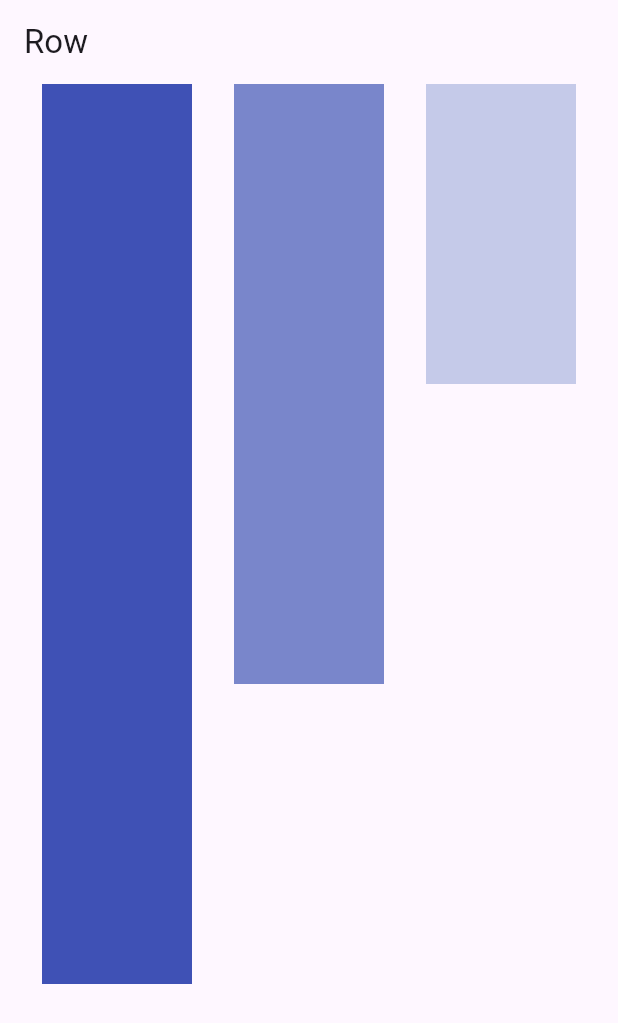
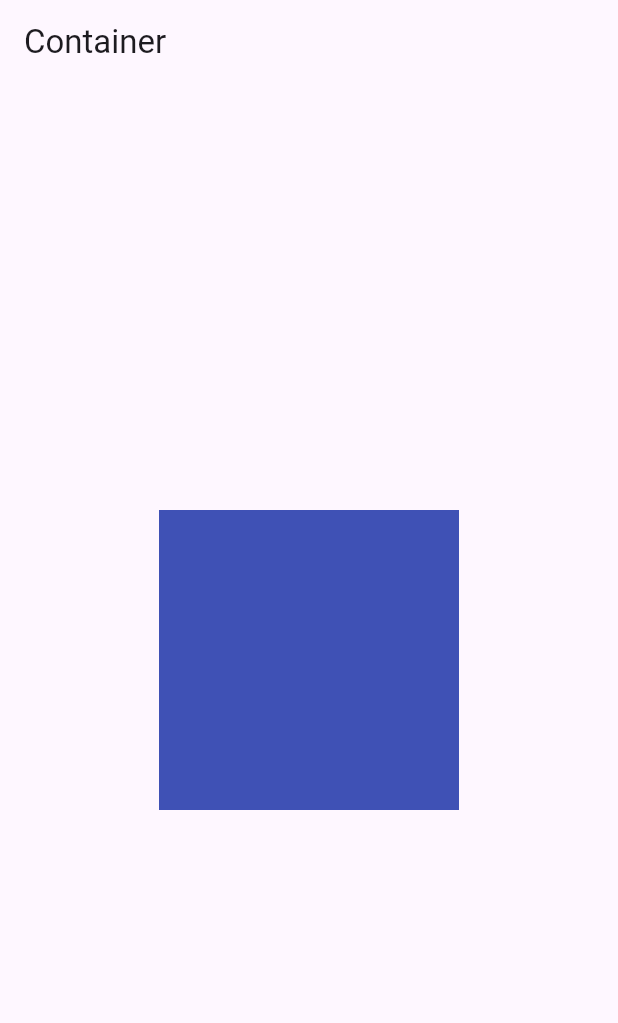
Before and after one commit to saadshd/Flutter-Widgets, a Flutter app: the screen it shows after launch, on a phone screen of 412 x 824 dp. Shown: the top 1023 px of the screen. Run offline on Flutter 3.47's test engine with Material 2 defaults, Android fonts, the phone set to English and light mode, and no system bars.

Commit message:
container

```diff
--- /dev/null
+++ b/lib/03_container/container.dart
@@ -0,0 +1,21 @@
+import 'package:flutter/material.dart';
+
+class MyContainer extends StatelessWidget {
+  const MyContainer({Key? key}) : super(key: key);
+
+  @override
+  Widget build(BuildContext context) {
+    return Scaffold(
+      appBar: AppBar(
+        title: Text('Container'),
+      ),
+      body: Center(
+        child: Container(
+          height: 200,
+          width: 200,
+          color: Colors.indigo,
+        ),
+      ),
+    );
+  }
+}
--- a/lib/main.dart
+++ b/lib/main.dart
@@ -1,6 +1,7 @@
 import 'package:flutter/material.dart';
 import 'package:flutter_widgets/02_column_row/column.dart';
 import 'package:flutter_widgets/02_column_row/row.dart';
+import 'package:flutter_widgets/03_container/container.dart';
 import '01_appbar/appbar.dart';
 
 void main() {
@@ -22,7 +23,8 @@ class MyApp extends StatelessWidget {
       home:
       // MyAppBar(),
       // MyColumn(),
-      MyRow(),
+      // MyRow(),
+      MyContainer()
     );
   }
 }
```
